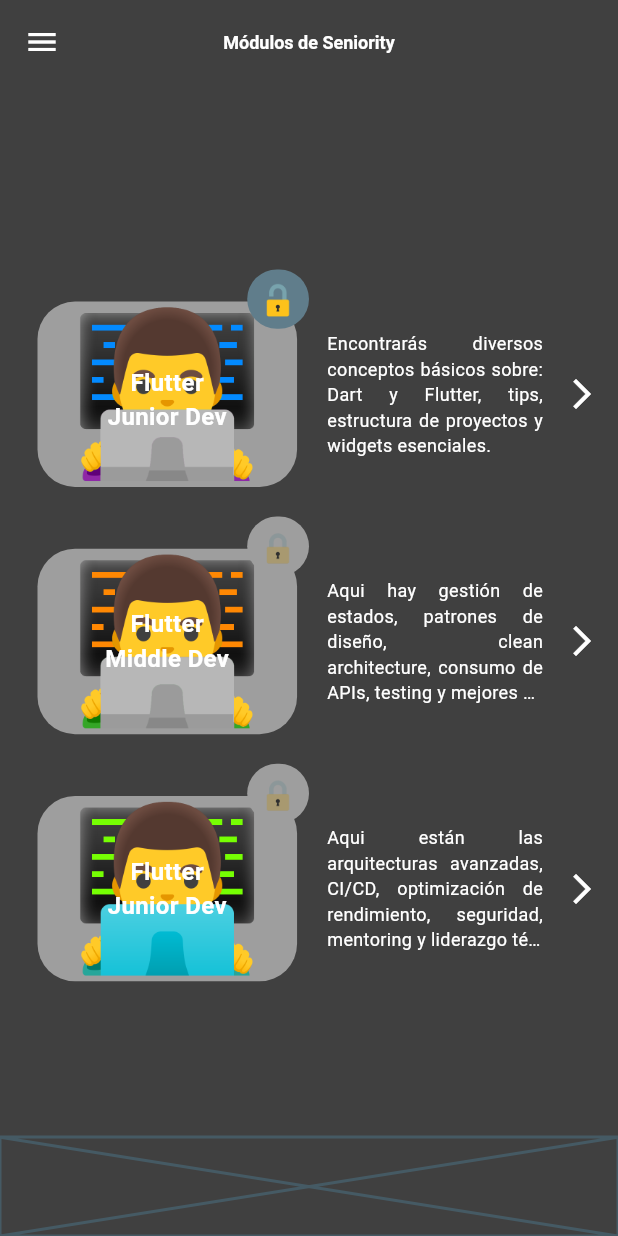
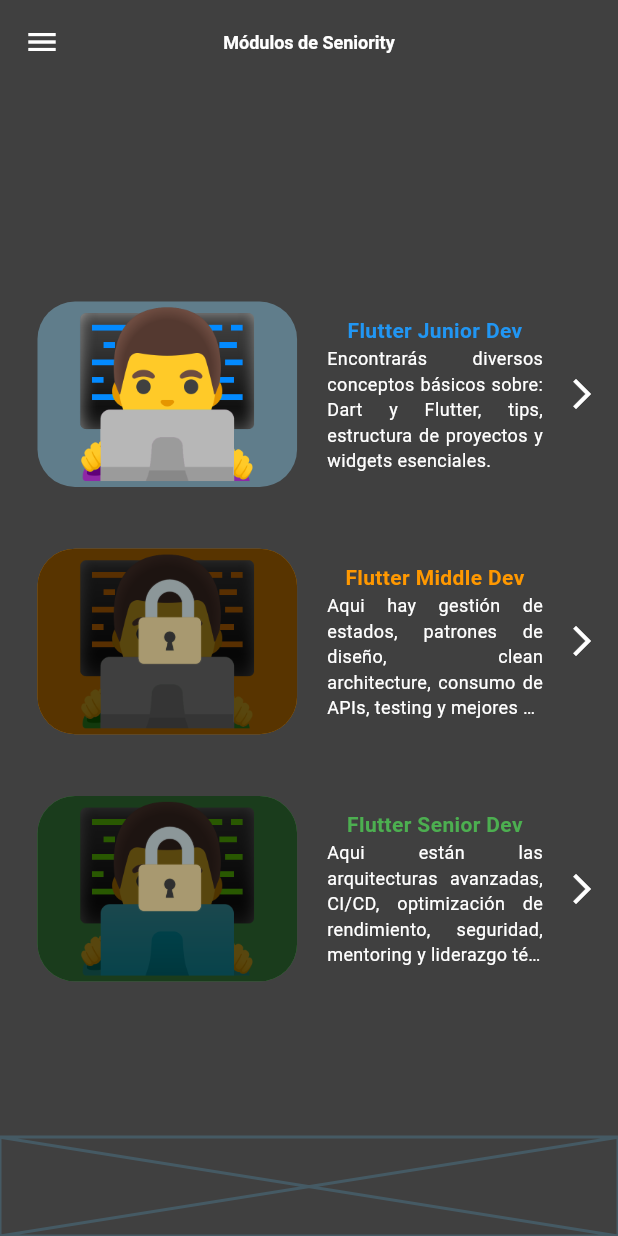
Before and after one commit to carlostic26/ruta-flutter, a Flutter app: the HomeScreen screen opened directly, on a phone screen of 412 x 824 dp. Run offline on Flutter 3.47's test engine with Material 3 defaults, Android fonts, the phone set to English and light mode, and no system bars; our stand-ins replace flutter_riverpod, percent_indicator.

Commit message:
agregando theme a la aplicacion

```diff
--- /dev/null
+++ b/lib/core/theme/theme_manager.dart
@@ -0,0 +1,26 @@
+import 'package:flutter/material.dart';
+
+class ThemeManager {
+  static const Color _seedColor = Colors.blue;
+
+  // Tema Claro
+  static ThemeData lightTheme = ThemeData(
+    useMaterial3: true,
+    colorScheme: ColorScheme.fromSeed(
+      seedColor: _seedColor,
+      brightness: Brightness.light,
+    ),
+    textTheme: const TextTheme().apply(bodyColor: Colors.black),
+  );
+
+  // Tema Oscuro
+  static ThemeData darkTheme = ThemeData(
+    useMaterial3: true,
+    colorScheme: ColorScheme.fromSeed(
+      seedColor: _seedColor,
+      brightness: Brightness.dark,
+    ),
+    textTheme: const TextTheme().apply(bodyColor: Colors.white),
+    dialogBackgroundColor: Colors.grey[900],
+  );
+}
--- a/lib/presentation/screens/home/home_screen.dart
+++ b/lib/presentation/screens/home/home_modulos_seniority_screen.dart
@@ -1,5 +1,5 @@
 import 'package:flutter/material.dart';
-import 'package:ruta_flutter/commons/path_screen.dart';
+import 'package:ruta_flutter/presentation/screens/path_screen.dart';
 
 class HomeScreen extends StatefulWidget {
   const HomeScreen({super.key});
@@ -49,27 +49,11 @@
                         width: widthScreen * 0.42,
                         height: heightScreen * 0.15,
                         decoration: BoxDecoration(
-                          color: Colors.grey,
+                          color: Colors.blueGrey,
                           borderRadius: BorderRadius.circular(25),
                           image: const DecorationImage(
                             image: AssetImage('assets/images/jr_dev.png'),
                             fit: BoxFit.contain,
-                          ),
-                        ),
-                      ),
-                      const Positioned(
-                        bottom: 35,
-                        left: 20,
-                        right: 20,
-                        child: Center(
-                          child: Text(
-                            'Flutter\nJunior Dev',
-                            style: TextStyle(
-                              color: Colors.white,
-                              fontSize: 16,
-                              fontWeight: FontWeight.bold,
-                            ),
-                            textAlign: TextAlign.center,
                           ),
                         ),
                       ),
@@ -78,7 +62,18 @@
                   const Expanded(
                     child: Padding(
                       padding: EdgeInsets.fromLTRB(20, 0, 2, 0),
-                      child: Text(
+                      child: Column(
+                        children: [
+                          Text(
+                            'Flutter Junior Dev',
+                            style: TextStyle(
+                              color: Colors.blue,
+                              fontSize: 14,
+                              fontWeight: FontWeight.bold,
+                            ),
+                            textAlign: TextAlign.center,
+                          ),
+                          Text(
                             'Encontrarás diversos conceptos básicos sobre: Dart y Flutter, tips, estructura de proyectos y widgets esenciales.',
                             style: TextStyle(
                               color: Colors.white,
@@ -87,6 +82,8 @@
                             textAlign: TextAlign.justify,
                             maxLines: 5,
                             overflow: TextOverflow.ellipsis,
+                          ),
+                        ],
                       ),
                     ),
                   ),
@@ -103,45 +100,49 @@
                 ],
               ),
               SpacerHome(heightScreen: heightScreen),
+
               //Middle Dev
               Row(
+                children: [
+                  Stack(
                     children: [
                       Container(
                         width: widthScreen * 0.42,
                         height: heightScreen * 0.15,
                         decoration: BoxDecoration(
-                      color: Colors.grey,
+                          color: Colors.orange,
                           borderRadius: BorderRadius.circular(25),
                           image: const DecorationImage(
                             image: AssetImage('assets/images/middle_dev.png'),
                             fit: BoxFit.contain,
                           ),
                         ),
-                    child: Container(
+                      ),
+                      Container(
                         width: widthScreen * 0.42,
                         height: heightScreen * 0.15,
-                      padding: const EdgeInsets.all(10),
                         decoration: BoxDecoration(
+                          color: const Color.fromARGB(167, 0, 0, 0),
                           borderRadius: BorderRadius.circular(25),
-                        //color: Colors.black54,
                         ),
-                      child: const Center(
-                        child: Text(
-                          'Flutter\nMiddle Dev',
+                      ),
+                    ],
+                  ),
+                  const Expanded(
+                    child: Padding(
+                      padding: EdgeInsets.fromLTRB(20, 0, 2, 0),
+                      child: Column(
+                        children: [
+                          Text(
+                            'Flutter Middle Dev',
                             style: TextStyle(
-                            color: Colors.white,
-                            fontSize: 16,
+                              color: Colors.orange,
+                              fontSize: 14,
                               fontWeight: FontWeight.bold,
                             ),
                             textAlign: TextAlign.center,
                           ),
-                      ),
-                    ),
-                  ),
-                  const Expanded(
-                    child: Padding(
-                      padding: EdgeInsets.fromLTRB(20, 0, 2, 0),
-                      child: Text(
+                          Text(
                             'Aqui hay gestión de estados, patrones de diseño, clean architecture, consumo de APIs, testing y mejores prácticas para construir apps escalables.',
                             style: TextStyle(
                               color: Colors.white,
@@ -150,6 +151,8 @@
                             textAlign: TextAlign.justify,
                             maxLines: 5,
                             overflow: TextOverflow.ellipsis,
+                          ),
+                        ],
                       ),
                     ),
                   ),
@@ -165,56 +168,51 @@
                           color: Colors.white, Icons.arrow_forward_ios)),
                 ],
               ),
+
               SpacerHome(heightScreen: heightScreen),
+
               //Senior Dev
               Row(
+                children: [
+                  Stack(
                     children: [
                       Container(
                         width: widthScreen * 0.42,
                         height: heightScreen * 0.15,
                         decoration: BoxDecoration(
-                      color: Colors.grey,
+                          color: Colors.green,
                           borderRadius: BorderRadius.circular(25),
                           image: const DecorationImage(
                             image: AssetImage('assets/images/sr_dev.png'),
                             fit: BoxFit.contain,
                           ),
                         ),
-                    child: Stack(
-                      children: [
+                      ),
                       Container(
                         width: widthScreen * 0.42,
                         height: heightScreen * 0.15,
-                          padding: const EdgeInsets.all(10),
                         decoration: BoxDecoration(
+                          color: const Color.fromARGB(167, 0, 0, 0),
                           borderRadius: BorderRadius.circular(25),
-                            //color: Colors.black54,
                         ),
-                          child: const Positioned(
-                            bottom: 20,
-                            left: 20,
-                            right: 20,
-                            child: Center(
-                              child: Text(
-                                'Flutter\nJunior Dev',
+                      ),
+                    ],
+                  ),
+                  const Expanded(
+                    child: Padding(
+                      padding: EdgeInsets.fromLTRB(20, 0, 2, 0),
+                      child: Column(
+                        children: [
+                          Text(
+                            'Flutter Senior Dev',
                             style: TextStyle(
-                                  color: Colors.white,
-                                  fontSize: 16,
+                              color: Colors.green,
+                              fontSize: 14,
                               fontWeight: FontWeight.bold,
                             ),
                             textAlign: TextAlign.center,
                           ),
-                            ),
-                          ),
-                        ),
-                      ],
-                    ),
-                  ),
-                  // Senior Dev
-                  const Expanded(
-                    child: Padding(
-                      padding: EdgeInsets.fromLTRB(20, 0, 2, 0),
-                      child: Text(
+                          Text(
                             'Aqui están las arquitecturas avanzadas, CI/CD, optimización de rendimiento, seguridad, mentoring y liderazgo técnico para proyectos empresariales.',
                             style: TextStyle(
                               color: Colors.white,
@@ -223,6 +221,8 @@
                             textAlign: TextAlign.justify,
                             maxLines: 5,
                             overflow: TextOverflow.ellipsis,
+                          ),
+                        ],
                       ),
                     ),
                   ),
@@ -241,7 +241,7 @@
             ],
           ),
 
-          //Circle Jr
+/*           //Circle Icon Jr
           Positioned(
             top: heightScreen * 0.15,
             right: widthScreen * 0.5,
@@ -249,7 +249,7 @@
               width: widthScreen * 0.10,
               height: heightScreen * 0.048,
               decoration: BoxDecoration(
-                color: Colors.blueGrey,
+                color: Colors.white,
                 borderRadius: BorderRadius.circular(100),
               ),
               child: Padding(
@@ -260,19 +260,15 @@
                 ),
               ),
             ),
-          ),
+          ), */
 
-          //Circle Middle
+          //Circle Icon Middle
           Positioned(
-            top: heightScreen * 0.35,
-            right: widthScreen * 0.5,
-            child: Container(
-              width: widthScreen * 0.10,
-              height: heightScreen * 0.048,
-              decoration: BoxDecoration(
-                color: Colors.grey,
-                borderRadius: BorderRadius.circular(100),
-              ),
+            top: heightScreen * 0.38,
+            left: widthScreen * 0.065,
+            child: SizedBox(
+              width: widthScreen * 0.30,
+              height: heightScreen * 0.1,
               child: Padding(
                 padding: const EdgeInsets.all(8),
                 child: Image.asset(
@@ -283,17 +279,13 @@
             ),
           ),
 
-          //Circle Sr
+          //Circle Icon Sr
           Positioned(
-            top: heightScreen * 0.55,
-            right: widthScreen * 0.5,
-            child: Container(
-              width: widthScreen * 0.10,
-              height: heightScreen * 0.048,
-              decoration: BoxDecoration(
-                color: Colors.grey,
-                borderRadius: BorderRadius.circular(100),
-              ),
+            top: heightScreen * 0.58,
+            left: widthScreen * 0.065,
+            child: SizedBox(
+              width: widthScreen * 0.30,
+              height: heightScreen * 0.1,
               child: Padding(
                 padding: const EdgeInsets.all(8),
                 child: Image.asset(
--- a/lib/presentation/screens/loading_screen.dart
+++ b/lib/presentation/screens/loading_screen.dart
@@ -16,7 +16,7 @@
     double widthScreen = MediaQuery.of(context).size.width;
 
     return Scaffold(
-      backgroundColor: const Color.fromARGB(255, 64, 64, 64),
+      //backgroundColor: const Color.fromARGB(255, 64, 64, 64),
       body: Center(
         child: Column(
           mainAxisAlignment: MainAxisAlignment.center,
--- a/lib/presentation/screens/modules/widgets/item_list_choose_widget.dart
+++ b/lib/presentation/screens/modules/widgets/item_list_choose_widget.dart
@@ -1,5 +1,5 @@
 import 'package:flutter/material.dart';
-import 'package:ruta_flutter/presentation/screens/modules/choose_subtopic_screen.dart';
+import 'package:ruta_flutter/presentation/screens/modules/subtopic_list_screen.dart';
 import 'package:ruta_flutter/presentation/screens/modules/detail_topic_screen.dart';
 
 class ItemListChooseWidget extends StatelessWidget {
--- a/lib/commons/path_screen.dart
+++ b/lib/presentation/screens/path_screen.dart
@@ -15,7 +15,7 @@
   @override
   Widget build(BuildContext context) {
     return Scaffold(
-      backgroundColor: const Color.fromARGB(255, 64, 64, 64),
+      // backgroundColor: const Color.fromARGB(255, 64, 64, 64),
       appBar: AppBar(
         title: Text(
           'Ruta $_selectedLevel',
@@ -26,7 +26,7 @@
         foregroundColor: Colors.white,
         //leading: IconButton(onPressed: () {}, icon: const Icon(Icons.menu)),
       ),
-      body: PathCircleModulesWidget(),
+      body: const PathCircleModulesWidget(),
       bottomNavigationBar: const SizedBox(height: 80, child: Placeholder()),
     );
   }
--- a/lib/presentation/screens/tutorial/welcome_path_screen.dart
+++ b/lib/presentation/screens/tutorial/welcome_path_screen.dart
@@ -1,6 +1,6 @@
 import 'dart:math';
 import 'package:flutter/material.dart';
-import 'package:ruta_flutter/presentation/screens/home/home_screen.dart';
+import 'package:ruta_flutter/presentation/screens/home/home_modulos_seniority_screen.dart';
 
 class SelectLevelScreen extends StatelessWidget {
   const SelectLevelScreen({super.key});
--- a/lib/presentation/screens/tutorial/welcome_screen.dart
+++ b/lib/presentation/screens/tutorial/welcome_screen.dart
@@ -10,7 +10,7 @@
     double widthScreen = MediaQuery.of(context).size.width;
 
     return Scaffold(
-      backgroundColor: const Color.fromARGB(255, 64, 64, 64),
+      //backgroundColor: const Color.fromARGB(255, 64, 64, 64),
       body: Column(
         children: [
           SizedBox(
--- a/pubspec.yaml
+++ b/pubspec.yaml
@@ -14,6 +14,8 @@
 
   cupertino_icons: ^1.0.6
   percent_indicator: ^4.2.4
+  riverpod: ^2.5.1
+  flutter_riverpod: ^2.5.1
 
 dev_dependencies:
   flutter_test:
```
Also changed, not shown: lib/core/theme/theme_notifier.dart (added, +13 -0 lines), lib/main.dart (+8 -7 lines), lib/presentation/screens/modules/detail_topic_screen.dart (+74 -16 lines), lib/presentation/widgets/path_modules_widget.dart (+26 -2 lines), lib/commons/theme.dart (deleted), lib/presentation/screens/modules/subtopic_list_screen.dart (renamed from lib/presentation/screens/modules/choose_subtopic_screen.dart), pubspec.lock. Lines whose indentation alone changed are shown as unchanged.
